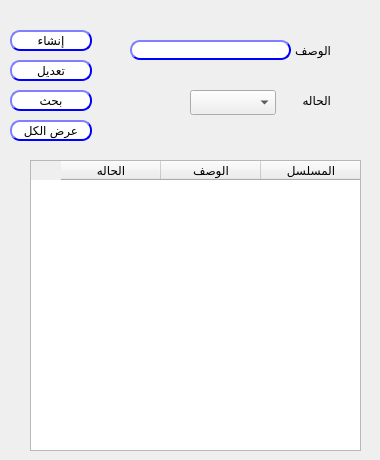
Old version of the form presentation/loyalty_ui/createModifyRedeemType.ui in the repository shymaa123456/HyperPOS2020.
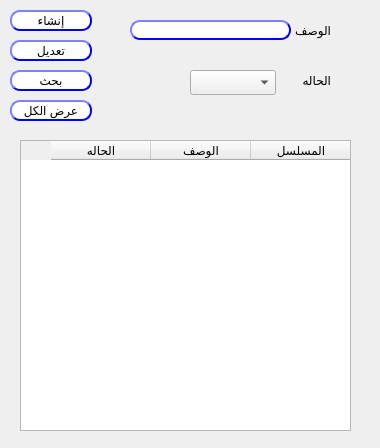
New version of the form.

Commit message: redeem type

The edit to the form file:
```diff
--- a/presentation/loyalty_ui/createModifyRedeemType.ui
+++ b/presentation/loyalty_ui/createModifyRedeemType.ui
@@ -7,7 +7,7 @@
     <x>0</x>
     <y>0</y>
     <width>380</width>
-    <height>460</height>
+    <height>448</height>
    </rect>
   </property>
   <property name="windowTitle">
@@ -17,7 +17,7 @@
    <property name="geometry">
     <rect>
      <x>130</x>
-     <y>40</y>
+     <y>20</y>
      <width>161</width>
      <height>20</height>
     </rect>
@@ -51,7 +51,7 @@
    <property name="geometry">
     <rect>
      <x>10</x>
-     <y>30</y>
+     <y>10</y>
      <width>82</width>
      <height>21</height>
     </rect>
@@ -88,7 +88,7 @@
    <property name="geometry">
     <rect>
      <x>10</x>
-     <y>60</y>
+     <y>40</y>
      <width>82</width>
      <height>21</height>
     </rect>
@@ -125,7 +125,7 @@
    <property name="geometry">
     <rect>
      <x>270</x>
-     <y>90</y>
+     <y>70</y>
      <width>61</width>
      <height>20</height>
     </rect>
@@ -137,8 +137,8 @@
   <widget class="QTableWidget" name="Qtable_redeemTp">
    <property name="geometry">
     <rect>
-     <x>30</x>
-     <y>160</y>
+     <x>20</x>
+     <y>140</y>
      <width>331</width>
      <height>291</height>
     </rect>
@@ -166,7 +166,7 @@
    <property name="geometry">
     <rect>
      <x>280</x>
-     <y>40</y>
+     <y>20</y>
      <width>51</width>
      <height>20</height>
     </rect>
@@ -179,7 +179,7 @@
    <property name="geometry">
     <rect>
      <x>190</x>
-     <y>90</y>
+     <y>70</y>
      <width>86</width>
      <height>25</height>
     </rect>
@@ -189,7 +189,7 @@
    <property name="geometry">
     <rect>
      <x>10</x>
-     <y>90</y>
+     <y>70</y>
      <width>82</width>
      <height>21</height>
     </rect>
@@ -226,7 +226,7 @@
    <property name="geometry">
     <rect>
      <x>10</x>
-     <y>120</y>
+     <y>100</y>
      <width>82</width>
      <height>21</height>
     </rect>
@@ -266,7 +266,7 @@
    <property name="geometry">
     <rect>
      <x>100</x>
-     <y>30</y>
+     <y>10</y>
      <width>31</width>
      <height>20</height>
     </rect>
@@ -282,7 +282,7 @@
    <property name="geometry">
     <rect>
      <x>120</x>
-     <y>100</y>
+     <y>80</y>
      <width>31</width>
      <height>21</height>
     </rect>
```
The commit also changes 1 other file.
